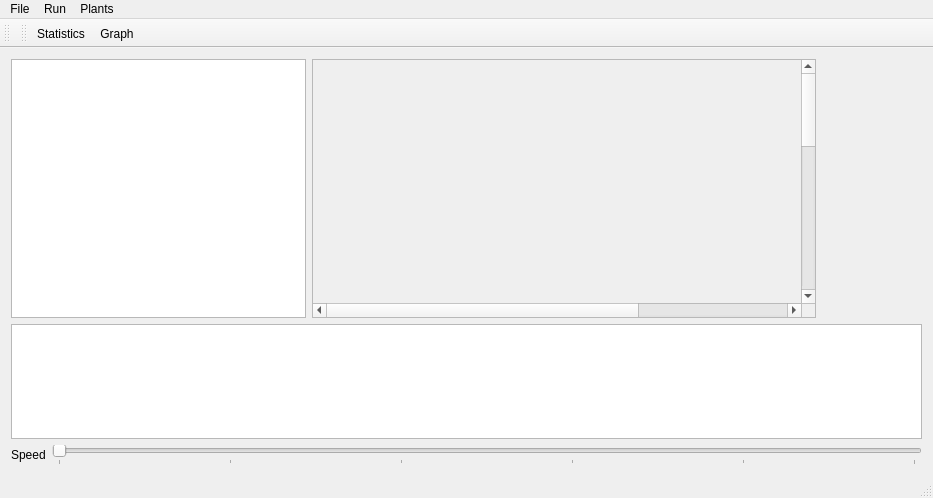
rkroetch/QEvolve, file mainwindow.ui: the form before one commit.
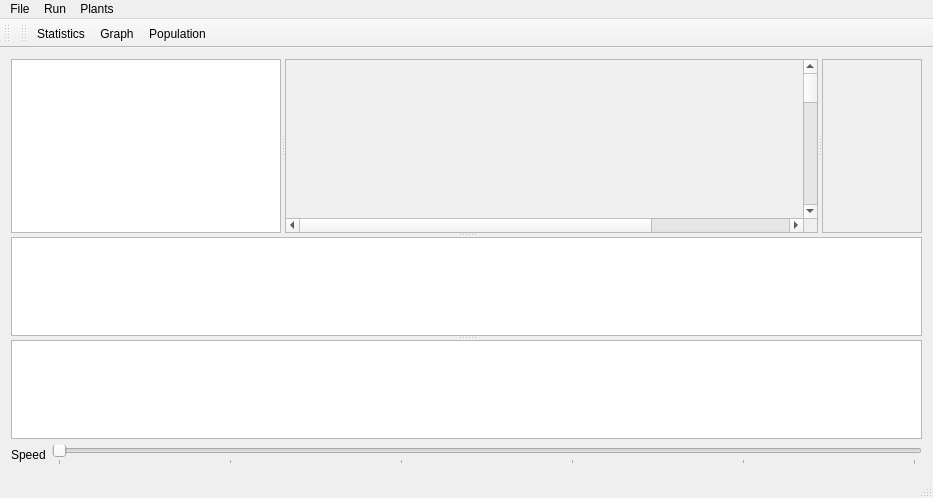
The form after the commit. Custom widgets are drawn as their Qt base class.

Patch:
```diff
--- a/mainwindow.ui
+++ b/mainwindow.ui
@@ -16,8 +16,20 @@
   <widget class="QWidget" name="centralWidget">
    <layout class="QVBoxLayout" name="verticalLayout_2">
     <item>
-     <layout class="QHBoxLayout" name="horizontalLayout">
-      <item>
+     <widget class="QSplitter" name="mainSplitter">
+      <property name="orientation">
+       <enum>Qt::Vertical</enum>
+      </property>
+      <property name="childrenCollapsible">
+       <bool>false</bool>
+      </property>
+      <widget class="QSplitter" name="topSplitter">
+       <property name="orientation">
+        <enum>Qt::Horizontal</enum>
+       </property>
+       <property name="childrenCollapsible">
+        <bool>false</bool>
+       </property>
        <widget class="QTextBrowser" name="textBrowser">
         <property name="font">
          <font>
@@ -25,8 +37,6 @@
          </font>
         </property>
        </widget>
-      </item>
-      <item>
        <widget class="QScrollArea" name="laboratoryScrollArea">
         <property name="sizePolicy">
          <sizepolicy hsizetype="Expanding" vsizetype="Expanding">
@@ -48,21 +58,31 @@
          </property>
         </widget>
        </widget>
-      </item>
-      <item>
-       <widget class="SpeciesButtonLayoutWidget" name="speciesButtons" native="true">
+       <widget class="QScrollArea" name="speciesScrollArea">
         <property name="minimumSize">
          <size>
           <width>100</width>
           <height>0</height>
          </size>
         </property>
+        <property name="widgetResizable">
+         <bool>true</bool>
+        </property>
+        <widget class="SpeciesButtonLayoutWidget" name="speciesButtons" native="true">
+         <property name="geometry">
+          <rect>
+           <x>0</x>
+           <y>0</y>
+           <width>100</width>
+           <height>0</height>
+          </rect>
+         </property>
+        </widget>
        </widget>
-      </item>
-     </layout>
-    </item>
-    <item>
-     <widget class="QChartView" name="chartView"/>
+      </widget>
+      <widget class="QChartView" name="chartView"/>
+      <widget class="QChartView" name="populationChartView"/>
+     </widget>
     </item>
     <item>
      <layout class="QHBoxLayout" name="horizontalLayout_2">
@@ -155,6 +175,7 @@
    </attribute>
    <addaction name="actionShowStatistics"/>
    <addaction name="actionShowGraph"/>
+   <addaction name="actionShowSpeciesPopulation"/>
   </widget>
   <widget class="QStatusBar" name="statusBar"/>
   <action name="actionStart">
@@ -210,6 +231,14 @@
     <string>Graph</string>
    </property>
   </action>
+  <action name="actionShowSpeciesPopulation">
+   <property name="checkable">
+    <bool>true</bool>
+   </property>
+   <property name="text">
+    <string>Population</string>
+   </property>
+  </action>
  </widget>
  <layoutdefault spacing="6" margin="11"/>
  <customwidgets>
```
